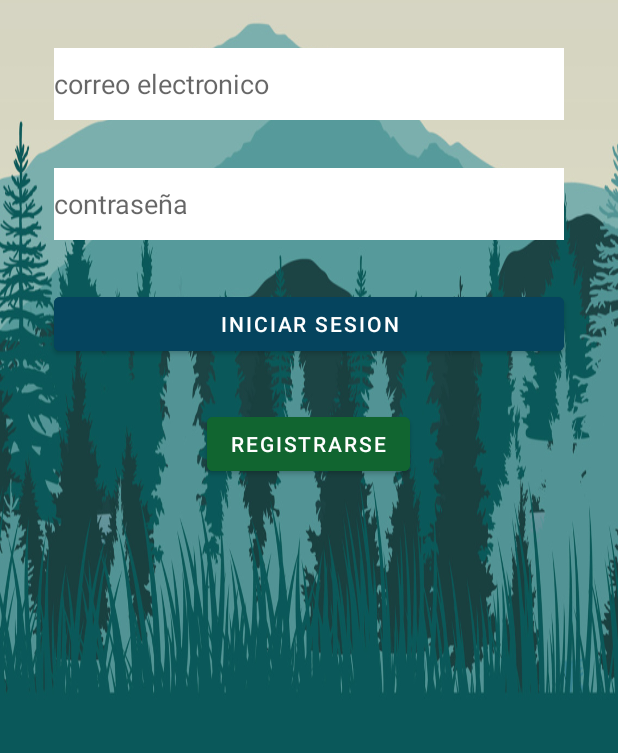
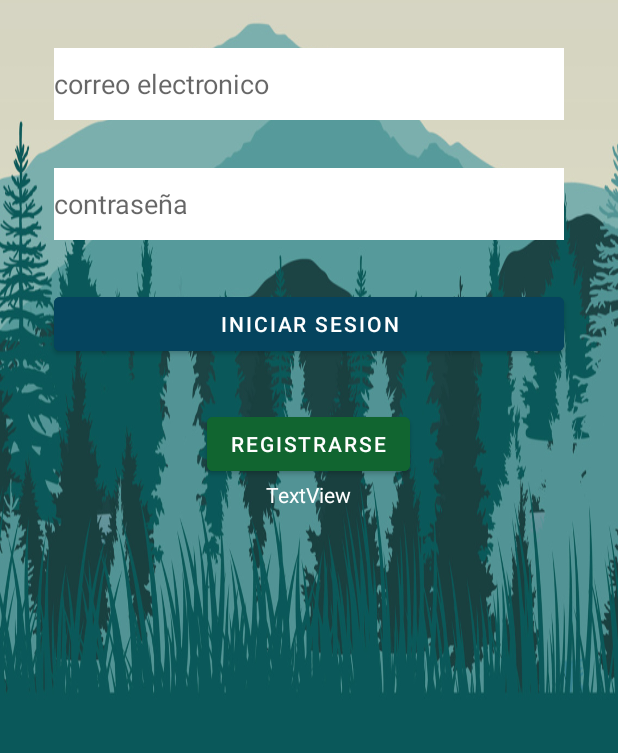
Before and after one commit to shekka12/AwichuPilfrut, an Android app: the screen it shows after launch (MainActivity), on a phone screen of 412 x 824 dp, the part 483-1236 px from its top. Run offline under Robolectric (Android 15) with nearby library versions, the light colour scheme and no system bars; our stand-ins replace Firebase (no records; nobody signed in at launch, a user with empty details on screens opened directly).

Commit message:
Se añadiò un texView para contraseña olvidada

```diff
--- a/app/src/main/res/layout/activity_main.xml
+++ b/app/src/main/res/layout/activity_main.xml
@@ -94,4 +94,11 @@
 			app:layout_constraintEnd_toEndOf="parent"
 			android:layout_marginTop="32dp"
 			app:layout_constraintHorizontal_bias="0.498"/>
+	<TextView
+			android:text="TextView"
+			android:layout_width="wrap_content"
+			android:layout_height="wrap_content"
+			android:textColor="@color/white"
+			android:layout_gravity="center"
+			android:id="@+id/textView7"/>
 </LinearLayout>
```
